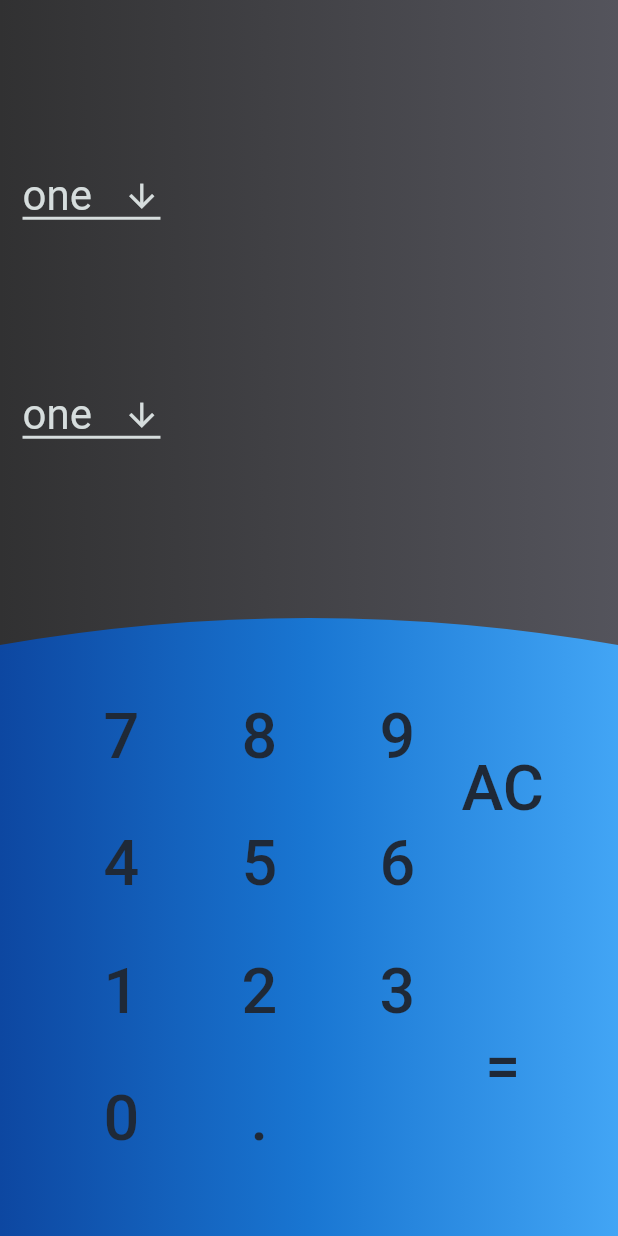
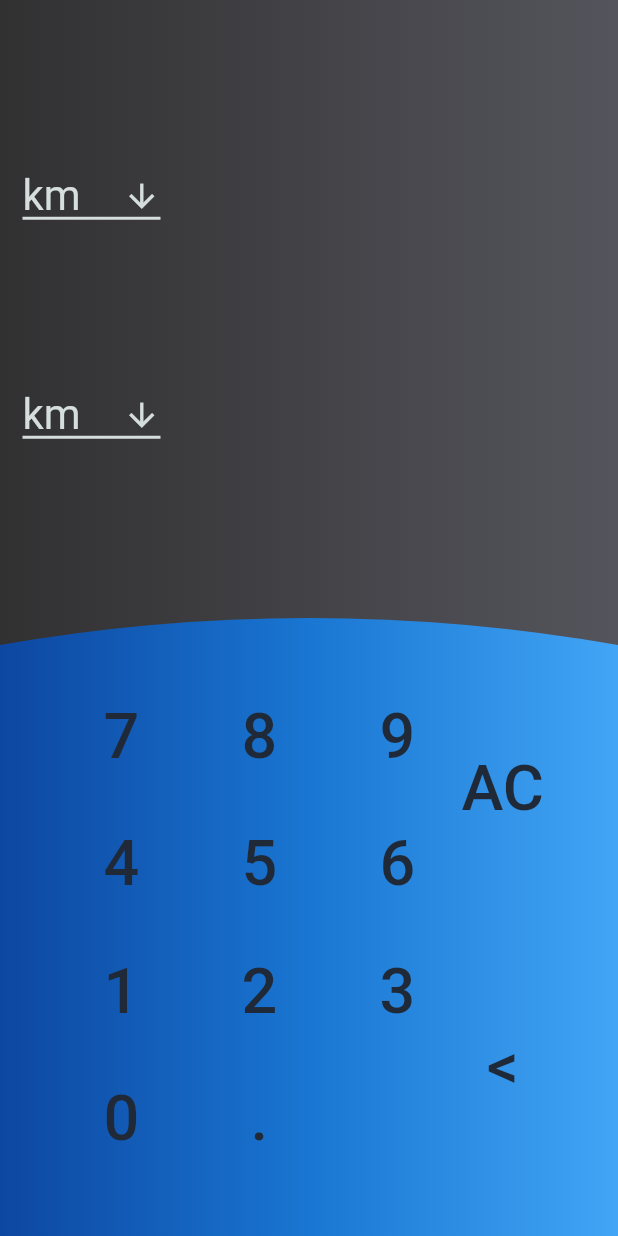
Before and after one commit to malik-vishu/Calculator-Flutter, a Flutter app: the screen it shows after launch, after a tap on "AC", on a phone screen of 412 x 824 dp. Run offline on Flutter 3.47's test engine with Material 2 defaults, Android fonts, the phone set to English and light mode, and no system bars; drawn by our look-alikes of velocity_x; our stand-ins replace math_expressions; missing offline and left inert: units_converter.

```diff
--- a/lib/screens/conversion_screen.dart
+++ b/lib/screens/conversion_screen.dart
@@ -1,10 +1,11 @@
 import 'package:flutter/material.dart';
+import 'package:units_converter/units_converter.dart';
 import 'package:velocity_x/velocity_x.dart';
 
 import '../components/home_rows.dart';
 import '../components/themes.dart';
 
-List<String> typeList = ["one", "two"];
+List<String> typeList = ["km", "m", "cm", "mm", "um", "nm"];
 
 class ConversionScreen extends StatefulWidget {
   const ConversionScreen({super.key});
@@ -16,27 +17,40 @@ class ConversionScreen extends StatefulWidget {
 class _ConversionScreenState extends State<ConversionScreen> {
   String dropdownValue = typeList.first;
   String dropdownValue2 = typeList.first;
-  TextEditingController controllerVar1 = TextEditingController();
-  TextEditingController controllerVar2 = TextEditingController();
+
   bool field1 = false;
   bool field2 = false;
+
   String field1Text = "";
   String field2Text = "";
+
   onClick(value) {
     print(value);
     if (field1 && !field2) {
-      print("Field one is true and Field two is False");
+      // print("Field one is true and Field two is False");
       if (value == "AC") {
         field1Text = "";
+        field2Text = "";
       } else {
         field1Text += value;
+        if (field1Text.isNotEmptyAndNotNull) {
+          field2Text =
+              conversionFunction(field1Text, dropdownValue, dropdownValue2)
+                  .toString();
+        }
       }
     } else if (!field1 && field2) {
-      print("Field One is false And Field Two Is true ");
+      // print("Field One is false And Field Two Is true ");
       if (value == "AC") {
         field2Text = "";
+        field1Text = "";
       } else {
         field2Text += value;
+        if (field2Text.isNotEmptyAndNotNull) {
+          field1Text =
+              conversionFunction(field2Text, dropdownValue2, dropdownValue)
+                  .toString();
+        }
       }
     }
     setState(() {});
@@ -90,8 +104,9 @@ class _ConversionScreenState extends State<ConversionScreen> {
                               ),
                               dropdownColor: Colors.black12,
                               onChanged: (String? value) {
+                                dropdownValue = value!;
                                 setState(() {
-                                  dropdownValue = value!;
+                                  onClick("");
                                 });
                               },
                               items: typeList.map<DropdownMenuItem<String>>(
@@ -148,8 +163,9 @@ class _ConversionScreenState extends State<ConversionScreen> {
                                 color: const Color.fromARGB(255, 214, 221, 221),
                               ),
                               onChanged: (String? value) {
+                                dropdownValue2 = value!;
                                 setState(() {
-                                  dropdownValue2 = value!;
+                                  onClick("");
                                 });
                               },
                               items: typeList.map<DropdownMenuItem<String>>(
@@ -272,8 +288,8 @@ class _ConversionScreenState extends State<ConversionScreen> {
                             width: 90,
                             child: TextButton(
                                 style: textButtonStyle4,
-                                onPressed: () => onClick("="),
-                                child: "=".text.gray800.size(42).make()),
+                                onPressed: () => onClick("<"),
+                                child: "<".text.gray800.size(42).make()),
                           ),
                         ])
                   ],
@@ -286,3 +302,29 @@ class _ConversionScreenState extends State<ConversionScreen> {
     );
   }
 }
+
+conversionFunction(String fieldText, String from, String to) {
+  //TODO
+  Map<String, LENGTH> mp = {
+    "km": LENGTH.kilometers,
+    "m": LENGTH.meters,
+    "cm": LENGTH.centimeters,
+    "mm": LENGTH.millimeters,
+    "um": LENGTH.micrometers,
+    "nm": LENGTH.nanometers
+  };
+  var length = Length(significantFigures: 5, removeTrailingZeros: true)
+    ..convert(mp[from]!, double.parse(fieldText));
+
+  Map<String, Unit> mp1 = {
+    "km": length.kilometers,
+    "m": length.meters,
+    "cm": length.centimeters,
+    "mm": length.millimeters,
+    "um": length.micrometers,
+    "nm": length.nanometers
+  };
+
+  var ans = mp1[to]!.value;
+  return ans;
+}
```
